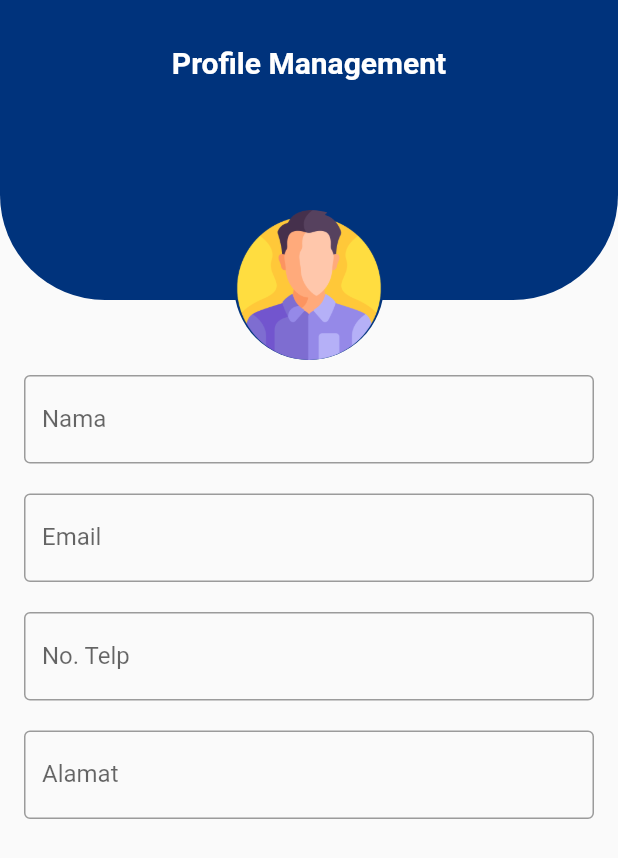
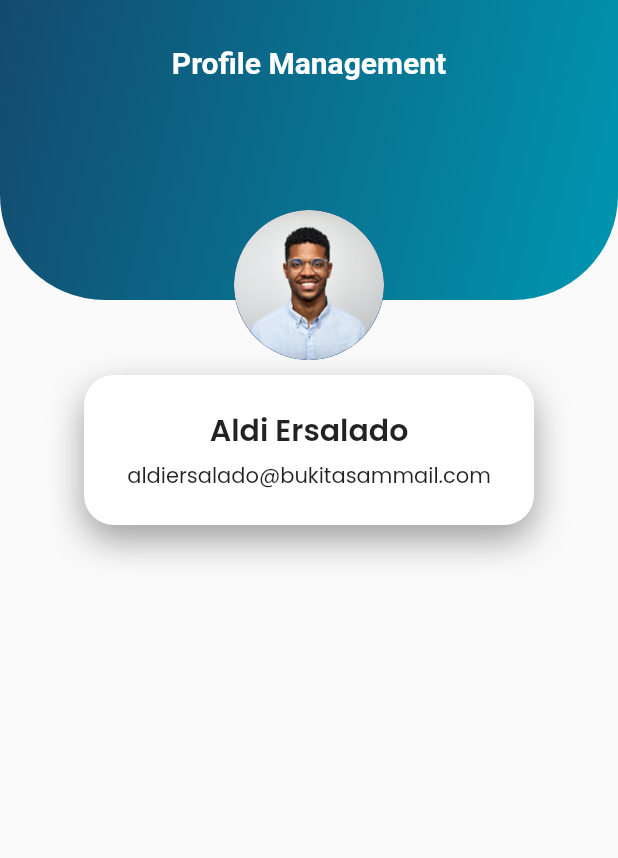
Before and after one commit to rian0502/mypeltar, a Flutter app: the Profile screen opened directly, on a phone screen of 412 x 824 dp. Shown: the top 858 px of the screen. Run offline on Flutter 3.47's test engine with Material 2 defaults, Android fonts, the phone set to English and light mode, and no system bars; our stand-ins replace dio, go_router, google_fonts, image_picker, shared_preferences; missing offline and left inert: qr_code_scanner; accounts and stored records are empty.

```diff
--- a/lib/main.dart
+++ b/lib/main.dart
@@ -7,10 +7,12 @@ import 'package:provider/provider.dart';
 import 'package:shared_preferences/shared_preferences.dart';
 
 void main() async {
+
   WidgetsFlutterBinding.ensureInitialized();
   final SharedPreferences sharedPreferences =
       await SharedPreferences.getInstance();
   final appStateManager = AppState(sharedPreferences);
+  appStateManager.initializeApp();
   runApp(MyPeltar(
     appStateManager: appStateManager,
   ));
@@ -25,13 +27,13 @@ class MyPeltar extends StatefulWidget {
 }
 
 class _MyPeltarState extends State<MyPeltar> {
-  final AppRoute _appRoute = AppRoute();
+  late final AppRoute _appRoute = AppRoute(widget.appStateManager);
   @override
   Widget build(BuildContext context) {
     return MultiProvider(
         providers: [
-          ChangeNotifierProvider(create:(context) => widget.appStateManager),
-          ChangeNotifierProvider(create:(context) => LoginState())
+          ChangeNotifierProvider(create: (context) => widget.appStateManager),
+          ChangeNotifierProvider(create: (context) => LoginState())
         ],
         child: MaterialApp.router(
           theme: MyPeltarTheme.light(),
--- a/lib/routes/app_route.dart
+++ b/lib/routes/app_route.dart
@@ -2,6 +2,7 @@ import 'package:flutter/material.dart';
 import 'package:go_router/go_router.dart';
 import 'package:mypeltar/screens/inspection_report_screen.dart';
 import 'package:mypeltar/screens/scanner_screens.dart';
+import 'package:mypeltar/state_management/app_state.dart';
 import '../screens/about_screen.dart';
 import '../screens/assets_screen.dart';
 import '../screens/home_screen.dart';
@@ -10,8 +11,12 @@ import '../screens/notification_screen.dart';
 import '../screens/splash_screen.dart';
 
 class AppRoute {
+  final AppState? appState;
+  AppRoute(this.appState);
+
   late final router = GoRouter(
       debugLogDiagnostics: true,
+      refreshListenable: appState,
       initialLocation: '/splash',
       routes: [
         GoRoute(
@@ -78,6 +83,9 @@ class AppRoute {
         ),
       ],
       redirect: (context, state) {
+        if(state.subloc == '/login'){
+          return appState!.isLogin ? '/home' : '/login';
+        }
         return null;
       });
 }
--- a/lib/screens/tabs/profile.dart
+++ b/lib/screens/tabs/profile.dart
@@ -1,4 +1,5 @@
 import 'package:flutter/material.dart';
+import 'package:google_fonts/google_fonts.dart';
 
 class Profile extends StatefulWidget {
   const Profile({Key? key}) : super(key: key);
@@ -15,7 +16,13 @@ class _ProfileState extends State<Profile> {
           Container(
             height: 200,
             decoration: const BoxDecoration(
-              color: Color(0xFF00337C),
+              gradient: LinearGradient(
+                colors: [
+                  Color(0xFF134A6E),
+                  Color(0xFF0093AD),
+                ],
+                begin: Alignment.topLeft,
+              ),
               borderRadius: BorderRadius.only(
                 bottomLeft: Radius.circular(70),
                 bottomRight: Radius.circular(70),
@@ -40,7 +47,7 @@ class _ProfileState extends State<Profile> {
                     top: 140,
                     child: CircleAvatar(
                       radius: 50,
-                      backgroundImage: AssetImage('assets/images/man.png'),
+                      backgroundImage: AssetImage('assets/images/avatar.png'),
                     )),
               ],
             ),
@@ -52,43 +59,46 @@ class _ProfileState extends State<Profile> {
             padding: const EdgeInsets.only(left: 16, right: 16),
             child: Column(
               children: [
-                TextFormField(
-                  readOnly: true,
-                  decoration: const InputDecoration(
-                    labelText: 'Nama',
-                    border: OutlineInputBorder(),
+                Container(
+                  height: 100,
+                  width: 300,
+                  padding: const EdgeInsets.all(20),
+                  decoration: BoxDecoration(
+                    color: Colors.white,
+                    borderRadius: BorderRadius.circular(20),
+                    boxShadow: const [
+                      BoxShadow(
+                        color: Colors.grey,
+                        blurRadius: 20,
+                        offset: Offset(0, 10),
+                      ),
+                    ],
+                  ),
+                  child: Center(
+                    child: Column(
+                      mainAxisAlignment: MainAxisAlignment.center,
+                      children: [
+                        Text(
+                          'Aldi Ersalado',
+                          style: GoogleFonts.poppins(
+                            fontSize: 20,
+                            fontWeight: FontWeight.w600,
                           ),
                         ),
                         const SizedBox(
-                  height: 20,
+                          height: 5,
                         ),
-                TextFormField(
-                  readOnly: true,
-                  decoration: const InputDecoration(
-                    labelText: 'Email',
-                    border: OutlineInputBorder(),
+                        Text(
+                          'aldiersalado@bukitasammail.com',
+                          style: GoogleFonts.poppins(
+                            fontSize: 14,
+                            fontWeight: FontWeight.w400,
                           ),
                         ),
-                const SizedBox(
-                  height: 20,
-                ),
-                TextFormField(
-                  readOnly: true,
-                  decoration: const InputDecoration(
-                    labelText: 'No. Telp',
-                    border: OutlineInputBorder(),
+                      ],
                     ),
                   ),
-                const SizedBox(
-                  height: 20,
-                ),
-                TextFormField(
-                  readOnly: true,
-                  decoration: const InputDecoration(
-                    labelText: 'Alamat',
-                    border: OutlineInputBorder(),
-                  ),
-                ),
+                )
               ],
             ),
           ),
--- a/lib/state_management/app_state.dart
+++ b/lib/state_management/app_state.dart
@@ -1,27 +1,78 @@
-
-
 import 'package:flutter/material.dart';
+import 'package:go_router/go_router.dart';
 import 'package:shared_preferences/shared_preferences.dart';
 
-class TabMenu{
+import '../services/auth_services.dart';
+
+class TabMenu {
   static const int dashboard = 0;
   static const int menu1 = 1;
   static const int menu2 = 2;
 }
 
+class AppState extends ChangeNotifier {
+  AppState(this._sharedPreferences);
+  bool _isLogin = false;
+  late final SharedPreferences _sharedPreferences;
+  final TextEditingController _email = TextEditingController();
+  final TextEditingController _password = TextEditingController();
+  bool _loadLogin = false;
+  bool _passwordVisible = false;
 
+  TextEditingController get email => _email;
+  TextEditingController get password => _password;
 
-class AppState extends ChangeNotifier{
-  final SharedPreferences _sharedPreferences;
-  AppState(this._sharedPreferences);
+  bool get loadLogin => _loadLogin;
+  bool get passwordVisible => _passwordVisible;
+  bool get isLogin => _isLogin;
 
-  bool get isLogin => _sharedPreferences.getBool('isLogin') ?? false;
-  set isLogin(bool value){
-    _sharedPreferences.setBool('isLogin', value);
+  void togglePasswordVisibility() {
+    _passwordVisible = !_passwordVisible;
     notifyListeners();
   }
 
+  void toggleLoadLogin() {
+    _loadLogin = !_loadLogin;
+    notifyListeners();
+  }
+
+
+  void login(BuildContext context) async {
+    toggleLoadLogin();
+    AuthServices.loginAccess(_email.text, password.text).then((value) => {
+          toggleLoadLogin(),
+          if (value.status == 'success')
+            {
+              _isLogin = true,
+              _sharedPreferences.setBool('isLogin', true),
+              _sharedPreferences.setString(
+                  'token', value.authorisation!.token!),
+              _sharedPreferences.setString('name', value.user!.name!),
+              _sharedPreferences.setString('email', value.user!.email!),
+              _sharedPreferences.setString('guid', value.user!.guid!),
+              _sharedPreferences.setInt('id', value.user!.id!),
+              ScaffoldMessenger.of(context).showSnackBar(
+                const SnackBar(
+                  content: Text('Berhasil Login'),
+                  backgroundColor: Colors.green,
+                ),
+              ),
+              context.go('/home'),
+            }
+          else
+            {
+              ScaffoldMessenger.of(context).showSnackBar(
+                const SnackBar(
+                  content: Text('Gagal Login'),
+                  backgroundColor: Colors.green,
+                ),
+              )
+            }
+        });
+  }
   Future<void> initializeApp() async {
+    print('status login: ${_sharedPreferences.getBool('isLogin')}');
+    _isLogin = _sharedPreferences.getBool('isLogin') ?? false;
+  }
 
-  }
 }
```
Also changed, not shown: lib/components/dashboard_profile.dart (+5 -3 lines), lib/models/login.dart (added, +95 -0 lines), lib/screens/assets_screen.dart (+32 -20 lines), lib/screens/login_screen.dart (+10 -14 lines), lib/screens/tabs/dashboard.dart (+23 -5 lines), lib/services/auth_services.dart (added, +23 -0 lines), lib/state_management/login_state.dart (+33 -0 lines), 1 other file. Lines whose indentation alone changed are shown as unchanged.
